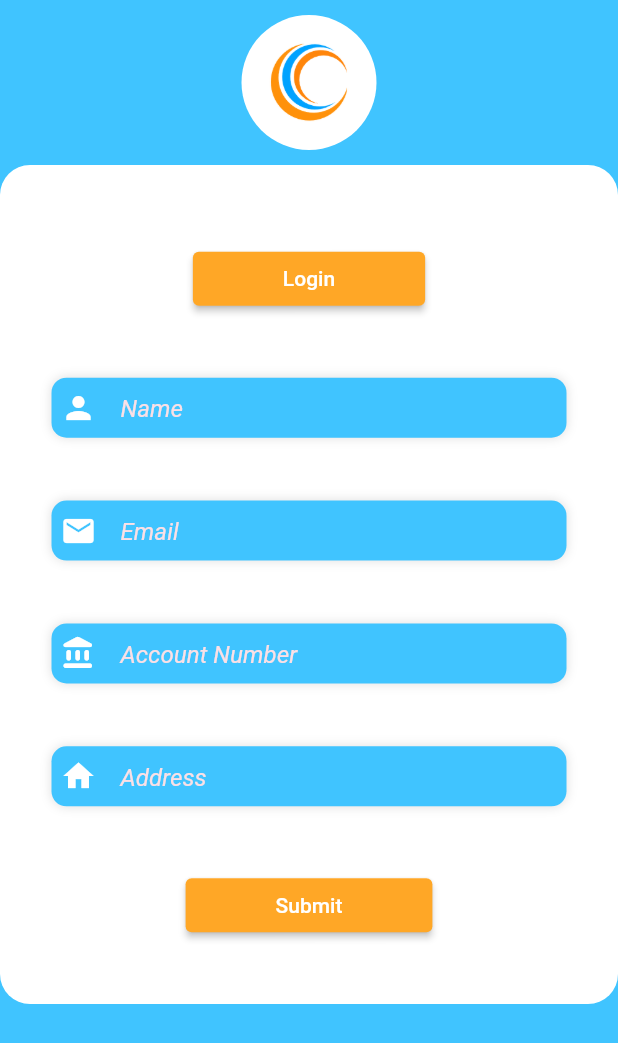
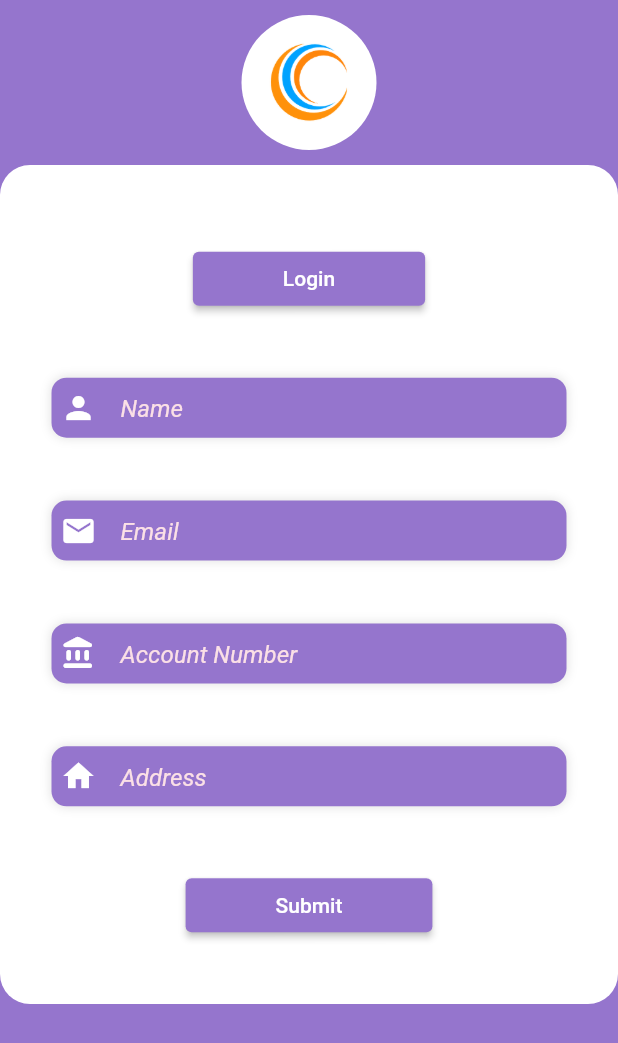
Before and after one commit to abymathewtkv/billPaymentApp, a Flutter app: the MyHomePage screen opened directly, after a tap on "Login", on a phone screen of 412 x 824 dp. Shown: the top 1043 px of the screen. Run offline on Flutter 3.47's test engine with Material 2 defaults, Android fonts, the phone set to English and light mode, and no system bars.

Commit message:
colors have been changed

```diff
--- a/lib/LoginPage/login_page.dart
+++ b/lib/LoginPage/login_page.dart
@@ -22,7 +22,7 @@ class MyLoginPage extends StatelessWidget {
       body: Container(
         width: MediaQuery.of(context).size.width,
         height: MediaQuery.of(context).size.height,
-        color: Colors.lightBlueAccent,
+        color: Color(0xFF9575CD),
         child: Stack(
           children: <Widget>[
             const Align(
@@ -31,7 +31,7 @@ class MyLoginPage extends StatelessWidget {
               widthFactor: 0.4,
               child: Material(
                 borderRadius: BorderRadius.all(Radius.circular(200.0)),
-                color: Color(0xFFFFA726),
+                color: Colors.white,
                 child: SizedBox(
                   width: 400,
                   height: 400,
@@ -84,7 +84,7 @@ class MyLoginPage extends StatelessWidget {
                         //Raised Button
                         onPressed: () {},
 
-                        color: const Color(0xFFFFA726),
+                        color: const Color(0xFFFFB74D),
                         textColor: Colors.white,
                         child: const Text(
                           "Login",
--- a/lib/RegistrationPage/screen_two.dart
+++ b/lib/RegistrationPage/screen_two.dart
@@ -40,7 +40,7 @@ class _MyHomePageState extends State<MyHomePage> {
           constraints:
               BoxConstraints(maxHeight: MediaQuery.of(context).size.height),
           child: Container(
-            color:  Colors.lightBlueAccent,
+            color:  Color(0xFF9575CD),
             height: MediaQuery.of(context).size.height,
             width: double.infinity,
             child: SingleChildScrollView(
@@ -96,7 +96,7 @@ class _MyHomePageState extends State<MyHomePage> {
                           children: [
                              ElevatedButton(
                               style: ElevatedButton.styleFrom(
-                                  primary: const Color(0xFFFFA726),
+                                  primary: const Color(0xFF9575CD),
                                   padding: const EdgeInsets.symmetric(
                                       horizontal: 60.0)),
                               onPressed: () {
@@ -122,7 +122,7 @@ class _MyHomePageState extends State<MyHomePage> {
                             ),
                             ElevatedButton(
                               style: ElevatedButton.styleFrom(
-                                  primary:  Color(0xFFFFA726),
+                                  primary:  Color(0xFF9575CD),
                                   padding: const EdgeInsets.symmetric(
                                       horizontal: 60.0)),
                               onPressed: () {},
--- a/lib/RegistrationPage/text_field_class.dart
+++ b/lib/RegistrationPage/text_field_class.dart
@@ -19,12 +19,12 @@ class TextFieldClass extends StatelessWidget {
           Radius.circular(10),
         ),
         boxShadow: [BoxShadow(color: Colors.black12, blurRadius: 5.0)],
-        color: Colors.lightBlueAccent,
+        color: Color(0xFF9575CD),
       ),
       child: TextField(
           cursorColor: const Color(0xFFFBE0E6),
           style: const TextStyle(
-            color: Color(0xFFFBE0E6),
+            color: Color(0xFF9575CD),
           ),
           decoration: InputDecoration(
             border: InputBorder.none,
--- a/lib/splash_screen.dart
+++ b/lib/splash_screen.dart
@@ -27,7 +27,7 @@ class _HomeAppState extends State<HomeApp> {
     return Stack(
       children: <Widget>[
         Container(
-          color:  Colors.lightBlueAccent,
+          color:  Color(0xFF9575CD),
         ),
         Center(
           child: Column(
```
